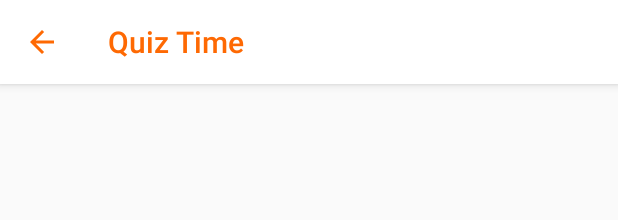
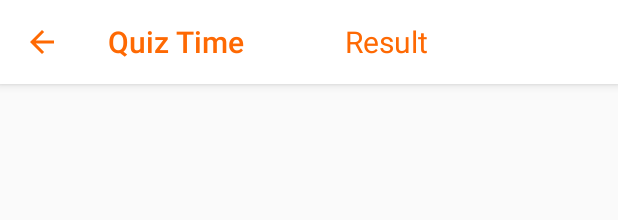
Before and after one commit to dhruv5418/Frenchopedia, an Android app: the layout activity_quiz.xml on its own in the app's theme, with its tools: preview values and no code run, on a phone screen of 412 x 824 dp. Shown: the top 220 px of the screen. Run offline under Robolectric (Android 15) with nearby library versions, the phone set to English and light mode, and no system bars.

Commit message:
text view element added for showing result in quiz.

```diff
--- a/app/src/main/res/layout/activity_quiz.xml
+++ b/app/src/main/res/layout/activity_quiz.xml
@@ -15,7 +15,17 @@
         app:title="Quiz Time"
         app:navigationIcon="@drawable/ic_arrow_back_black_24dp"
         app:layout_constraintTop_toTopOf="parent"
-        app:titleTextColor="@color/orenge_button"/>
+        app:titleTextColor="@color/orenge_button">
+        <TextView
+            android:id="@+id/txt_totalResult"
+            android:layout_width="wrap_content"
+            android:layout_height="wrap_content"
+            android:text="Result"
+            android:textSize="20dp"
+            android:textColor="@color/orenge_button"
+            android:layout_marginStart="75dp"
+            />
+    </androidx.appcompat.widget.Toolbar>
     <androidx.recyclerview.widget.RecyclerView
         android:id="@+id/recyclerView_Quiz"
         android:layout_width="match_parent"
```
